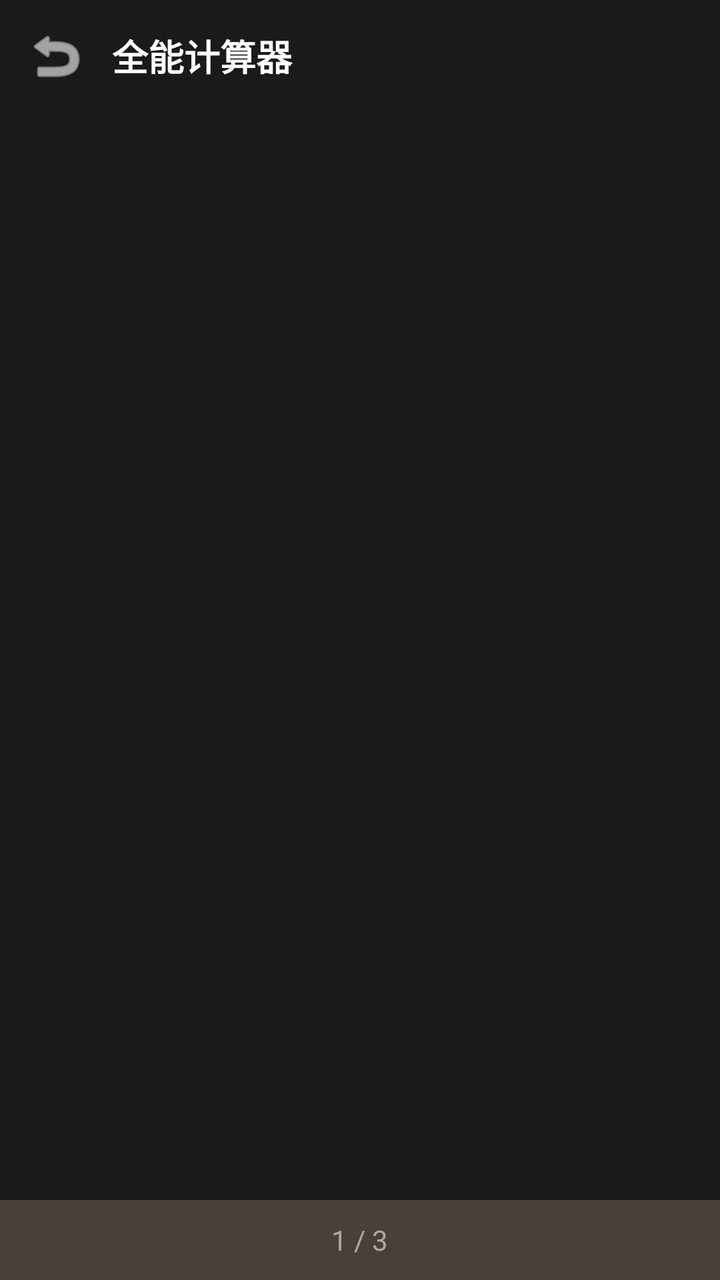
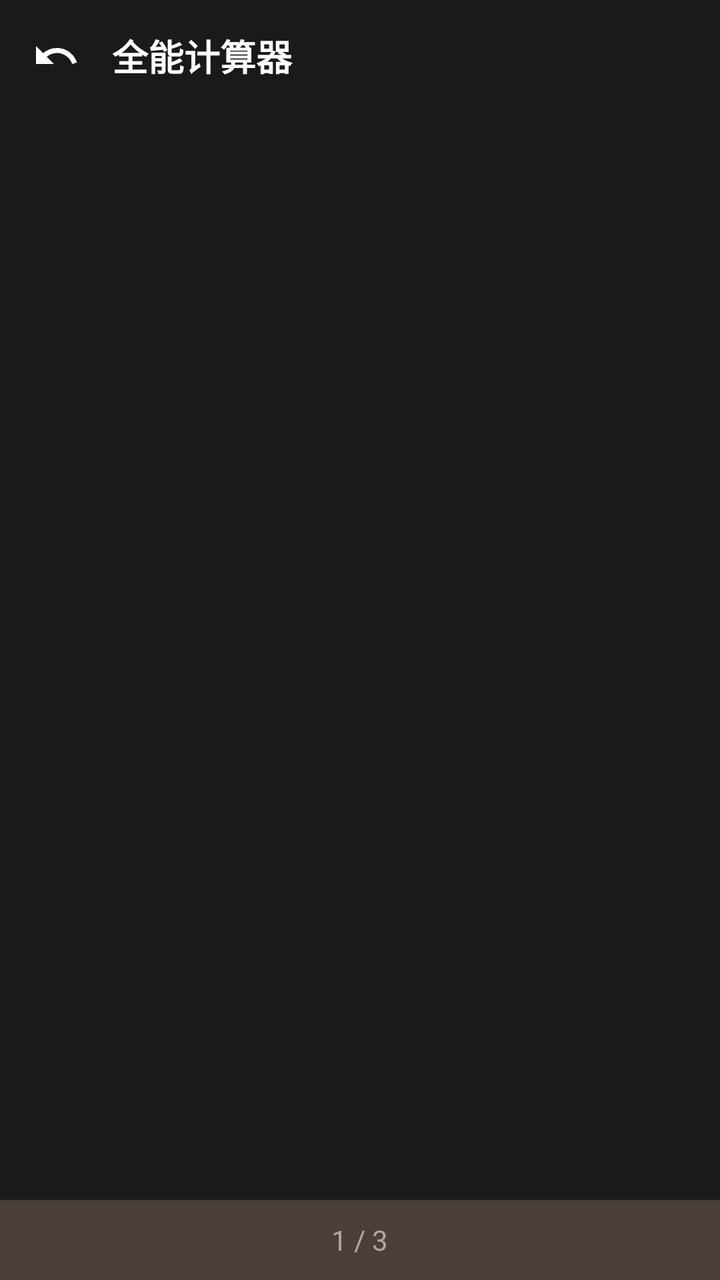

Compare the two renders of this Android layout. The source of the first and the diff that turns it into the second are given below.
<!-- AndroidManifest.xml: activity theme Theme.ToolBoxApp -->
<!-- res/layout/activity_calculator.xml -->
<?xml version="1.0" encoding="utf-8"?>
<androidx.constraintlayout.widget.ConstraintLayout
    xmlns:android="http://schemas.android.com/apk/res/android"
    xmlns:app="http://schemas.android.com/apk/res-auto"
    android:layout_width="match_parent"
    android:layout_height="match_parent"
    android:background="@color/bg_main">

    
    <LinearLayout
        android:id="@+id/top_bar"
        android:layout_width="0dp"
        android:layout_height="56dp"
        android:background="@color/bg_main"
        android:gravity="center_vertical"
        android:orientation="horizontal"
        android:paddingStart="8dp"
        android:paddingEnd="8dp"
        app:layout_constraintEnd_toEndOf="parent"
        app:layout_constraintStart_toStartOf="parent"
        app:layout_constraintTop_toTopOf="parent">

        <ImageButton
            android:id="@+id/btn_back"
            android:layout_width="40dp"
            android:layout_height="40dp"
            android:background="?attr/selectableItemBackgroundBorderless"
            android:contentDescription="返回"
            android:padding="8dp"
            android:src="@android:drawable/ic_menu_revert"
            app:tint="@color/text_white" />

        <TextView
            android:id="@+id/tv_title"
            android:layout_width="0dp"
            android:layout_height="wrap_content"
            android:layout_marginStart="8dp"
            android:layout_weight="1"
            android:text="@string/title_calculator"
            android:textColor="@color/text_white"
            android:textSize="18sp"
            android:textStyle="bold" />
    </LinearLayout>

    
    <androidx.recyclerview.widget.RecyclerView
        android:id="@+id/recycler_calculator"
        android:layout_width="0dp"
        android:layout_height="0dp"
        android:layout_margin="8dp"
        android:padding="4dp"
        app:layout_constraintBottom_toTopOf="@+id/ll_page_indicator"
        app:layout_constraintEnd_toEndOf="parent"
        app:layout_constraintStart_toStartOf="parent"
        app:layout_constraintTop_toBottomOf="@+id/top_bar" />

    
    <LinearLayout
        android:id="@+id/ll_page_indicator"
        android:layout_width="0dp"
        android:layout_height="40dp"
        android:background="@color/card_dark"
        android:gravity="center"
        android:orientation="horizontal"
        app:layout_constraintBottom_toBottomOf="parent"
        app:layout_constraintEnd_toEndOf="parent"
        app:layout_constraintStart_toStartOf="parent">

        <TextView
            android:id="@+id/tv_page_indicator"
            android:layout_width="wrap_content"
            android:layout_height="wrap_content"
            android:text="1 / 3"
            android:textColor="@color/text_secondary"
            android:textSize="14sp" />
    </LinearLayout>

</androidx.constraintlayout.widget.ConstraintLayout>
<!-- resources referenced by this layout -->
<resources>
  <color name="bg_main">#1A1A1A</color>
  <color name="card_dark">#4A4039</color>
  <color name="text_secondary">#B0A89E</color>
  <color name="text_white">#FFFFFF</color>
  <string name="title_calculator">全能计算器</string>
  <style name="Theme.ToolBoxApp" parent="Theme.MaterialComponents.DayNight.NoActionBar">
          
          <item name="colorPrimary">@color/accent</item>
          <item name="colorPrimaryVariant">@color/accent_dark</item>
          <item name="colorOnPrimary">@color/primary_background</item>
  
          
          <item name="colorSecondary">@color/accent_light</item>
          <item name="colorSecondaryVariant">@color/accent</item>
          <item name="colorOnSecondary">@color/primary_background</item>
  
          
          <item name="android:windowBackground">@color/primary_background</item>
          <item name="colorSurface">@color/card_dark</item>
          <item name="colorOnSurface">@color/text_white</item>
  
          
          <item name="android:statusBarColor">@color/status_bar</item>
          <item name="android:navigationBarColor">@color/navigation_bar</item>
          <item name="android:windowLightStatusBar">false</item>
          <item name="android:windowLightNavigationBar">false</item>
  
          
          <item name="android:textColorPrimary">@color/text_white</item>
          <item name="android:textColorSecondary">@color/text_secondary</item>
  
          
          <item name="cardBackgroundColor">@color/card_dark</item>
          <item name="dividerColor">@color/divider</item>
      </style>
  <color name="accent">#D4A574</color>
  <color name="accent_dark">#B8895A</color>
  <color name="primary_background">#1A1A1A</color>
  <color name="accent_light">#E8C9A8</color>
  <color name="status_bar">#1A1A1A</color>
  <color name="navigation_bar">#1A1A1A</color>
  <color name="divider">#3A3029</color>
</resources>

<!-- the commit's change to res/layout/activity_calculator.xml (unified diff, before → after) -->
@@ -27,7 +27,7 @@
             android:background="?attr/selectableItemBackgroundBorderless"
             android:contentDescription="返回"
             android:padding="8dp"
-            android:src="@android:drawable/ic_menu_revert"
+            android:src="@drawable/ic_undo"
             app:tint="@color/text_white" />
 
         <TextView
<!-- resource entries referenced after the edit -->
@@ -4,6 +4,17 @@
   <color name="card_dark">#4A4039</color>
   <color name="text_secondary">#B0A89E</color>
   <color name="text_white">#FFFFFF</color>
+  <!-- drawable ic_undo (drawable) -->
+  <?xml version="1.0" encoding="utf-8"?>
+  <vector xmlns:android="http://schemas.android.com/apk/res/android"
+      android:width="24dp"
+      android:height="24dp"
+      android:viewportWidth="24"
+      android:viewportHeight="24">
+      <path
+          android:fillColor="#FFFFFF"
+          android:pathData="M12.5,8c-2.65,0 -5.05,0.99 -6.9,2.6L2,7v9h9l-3.62,-3.62c1.39,-1.16 3.16,-1.88 5.12,-1.88 3.54,0 6.55,2.31 7.6,5.5l2.37,-0.78C21.08,11.03 17.15,8 12.5,8z" />
+  </vector>
   <string name="title_calculator">全能计算器</string>
   <style name="Theme.ToolBoxApp" parent="Theme.MaterialComponents.DayNight.NoActionBar">
           
